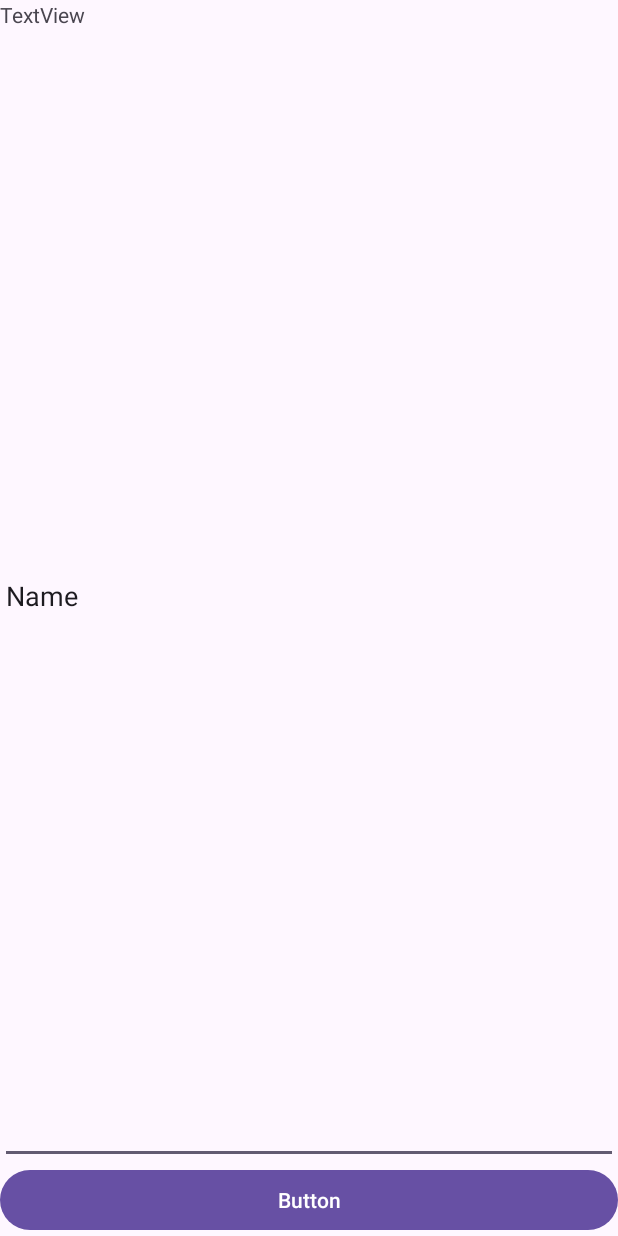
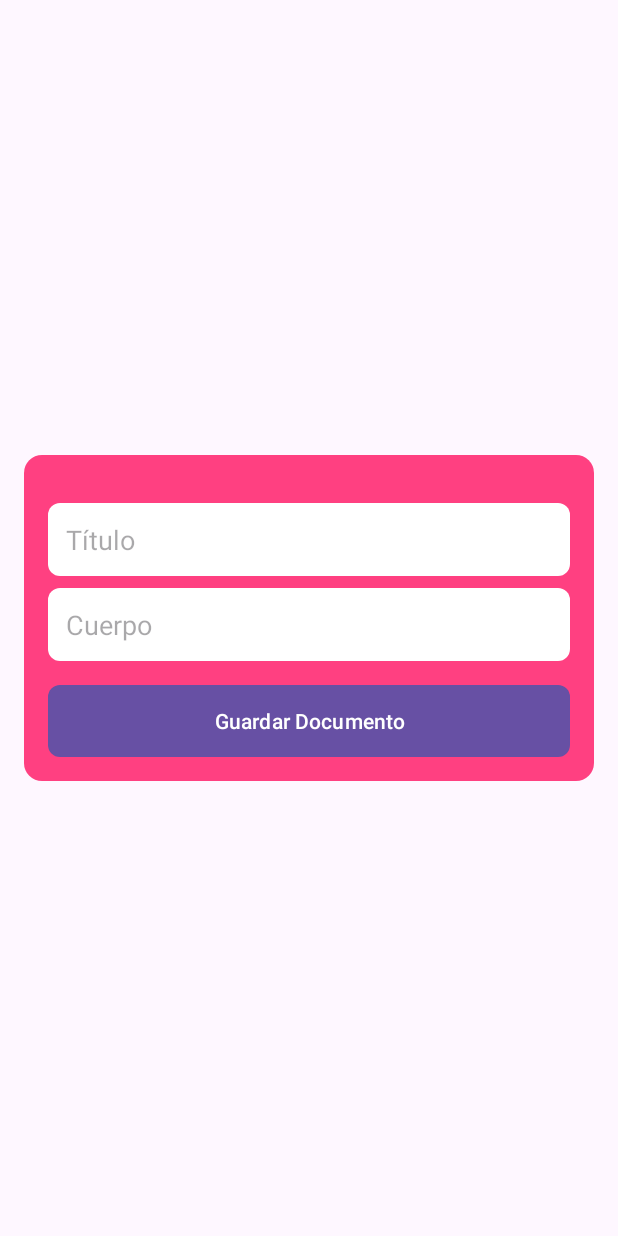
Before and after one commit to MatiasArielElguedaFaundez/asyncdocs, an Android app: the layout document.xml on its own in the app's theme, with its tools: preview values and no code run, on a phone screen of 412 x 824 dp. Run offline under Robolectric (Android 15) with nearby library versions, the phone set to English and light mode, and no system bars.

```diff
--- a/app/src/main/AndroidManifest.xml
+++ b/app/src/main/AndroidManifest.xml
@@ -13,7 +13,7 @@
         android:theme="@style/Theme.Firebase"
         tools:targetApi="31">
         <activity
-            android:name=".MainActivity"
+            android:name=".EmailPasswordActivity"
             android:exported="true">
             <intent-filter>
                 <action android:name="android.intent.action.MAIN" />
--- a/app/src/main/res/layout/home.xml
+++ b/app/src/main/res/layout/activity_auth.xml
@@ -49,7 +49,7 @@
             android:importantForAutofill="no" />
 
         <Button
-            android:id="@+id/login"
+            android:id="@+id/logInButton"
             android:layout_width="match_parent"
             android:layout_height="wrap_content"
             android:layout_marginTop="16dp"
@@ -58,7 +58,7 @@
             android:textColor="@android:color/white" />
 
         <Button
-            android:id="@+id/register"
+            android:id="@+id/createAccountButton"
             android:layout_width="match_parent"
             android:layout_height="wrap_content"
             android:layout_marginTop="8dp"
--- a/app/src/main/res/layout/document.xml
+++ b/app/src/main/res/layout/document.xml
@@ -1,36 +1,54 @@
 <?xml version="1.0" encoding="utf-8"?>
-<androidx.constraintlayout.widget.ConstraintLayout xmlns:android="http://schemas.android.com/apk/res/android"
+<androidx.constraintlayout.widget.ConstraintLayout
+    xmlns:android="http://schemas.android.com/apk/res/android"
     xmlns:app="http://schemas.android.com/apk/res-auto"
     xmlns:tools="http://schemas.android.com/tools"
     android:layout_width="match_parent"
     android:layout_height="match_parent">
 
     <LinearLayout
+        android:id="@+id/documentContainer"
         android:layout_width="match_parent"
-        android:layout_height="match_parent"
+        android:layout_height="wrap_content"
         android:orientation="vertical"
-        tools:layout_editor_absoluteX="1dp"
-        tools:layout_editor_absoluteY="78dp">
-
-        <TextView
-            android:id="@+id/textView"
-            android:layout_width="wrap_content"
-            android:layout_height="wrap_content"
-            android:text="TextView" />
+        android:padding="16dp"
+        android:layout_margin="16dp"
+        android:background="@drawable/rounded_background"
+        app:layout_constraintTop_toTopOf="parent"
+        app:layout_constraintBottom_toBottomOf="parent"
+        app:layout_constraintStart_toStartOf="parent"
+        app:layout_constraintEnd_toEndOf="parent">
 
         <EditText
-            android:id="@+id/editTextText2"
+            android:id="@+id/editTextTitulo"
             android:layout_width="match_parent"
             android:layout_height="wrap_content"
-            android:layout_weight="1"
-            android:ems="10"
+            android:layout_marginTop="16dp"
+            android:hint="Título"
             android:inputType="text"
-            android:text="Name" />
+            android:background="@drawable/edit_text_background"
+            android:padding="12dp"
+            android:importantForAutofill="no" />
+
+        <EditText
+            android:id="@+id/editTextCuerpo"
+            android:layout_width="match_parent"
+            android:layout_height="wrap_content"
+            android:layout_marginTop="8dp"
+            android:hint="Cuerpo"
+            android:inputType="text"
+            android:background="@drawable/edit_text_background"
+            android:padding="12dp"
+            android:importantForAutofill="no" />
 
         <Button
-            android:id="@+id/button2"
+            android:id="@+id/guardarDocumentoButton"
             android:layout_width="match_parent"
             android:layout_height="wrap_content"
-            android:text="Button" />
+            android:layout_marginTop="16dp"
+            android:background="@drawable/button_background"
+            android:text="Guardar Documento"
+            android:textColor="@android:color/white" />
     </LinearLayout>
+
 </androidx.constraintlayout.widget.ConstraintLayout>
--- a/build.gradle.kts
+++ b/build.gradle.kts
@@ -1,5 +1,5 @@
 // Top-level build file where you can add configuration options common to all sub-projects/modules.
 plugins {
-    id("com.android.application") version "8.2.0" apply false
+    id("com.android.application") version "8.1.0" apply false
     id("com.google.gms.google-services") version "4.4.0" apply false
 }
```
Also changed, not shown: app/src/main/java/com/matias/firebase/Document.java (added, +46 -0 lines), app/src/main/java/com/matias/firebase/EmailPasswordActivity.java (+65 -21 lines), app/src/main/java/com/matias/firebase/FirebaseUIActivity.java (deleted, +0 -110 lines), app/src/main/java/com/matias/firebase/MainActivity.java (+40 -0 lines), 1 other file.
